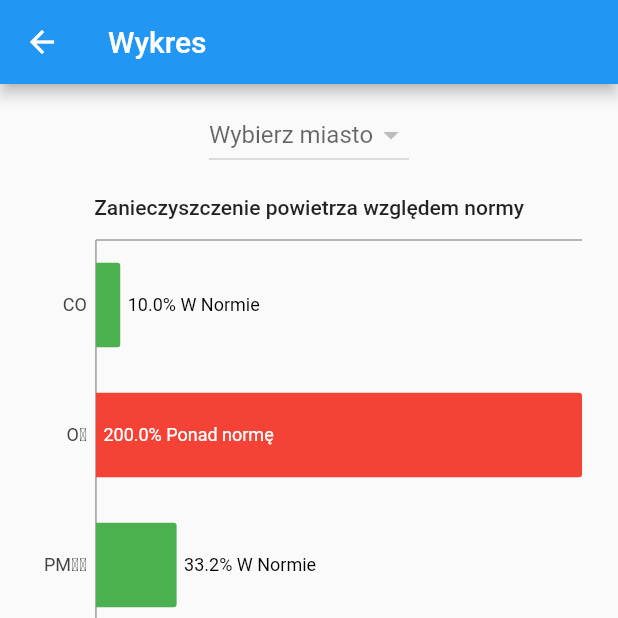
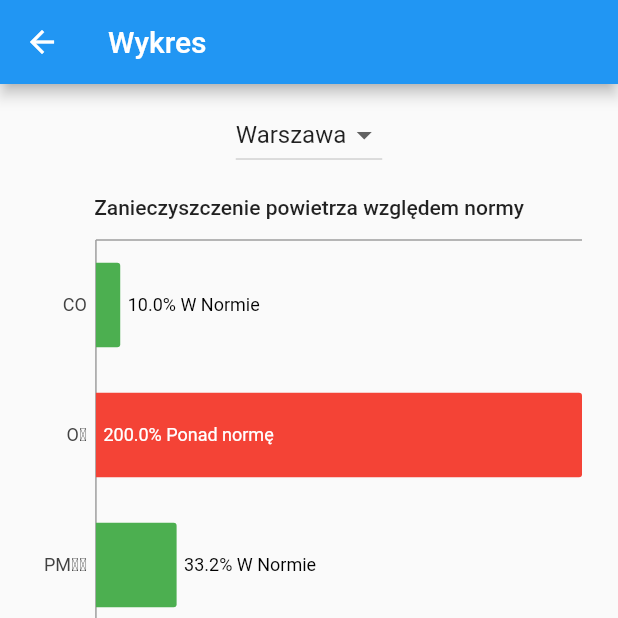
Before and after one commit to RafalKosowski/myearth, a Flutter app: the NewGraph screen opened directly, on a phone screen of 412 x 824 dp, the top half of it. Run offline on Flutter 3.47's test engine with Material 2 defaults, Android fonts, the phone set to English and light mode, and no system bars; our stand-ins replace charts_flutter, google_maps_flutter, location; accounts and stored records are empty.

```diff
--- a/lib/main.dart
+++ b/lib/main.dart
@@ -155,8 +155,17 @@ class _HomePage extends State<HomePage> {
         title: Text("My Earth"),
       ),
       body: Center(
-          child: Text("Home",
-              style: TextStyle(fontSize: 21, fontWeight: FontWeight.bold))),
+          child: ListView(
+            children: <Widget>[
+              Text("Lorem Ipsum jest tekstem stosowanym jako przykładowy wypełniacz w przemyśle poligraficznym. Został po raz pierwszy użyty w XV w. przez nieznanego drukarza do wypełnienia tekstem próbnej książki. Pięć wieków później zaczął być używany przemyśle elektronicznym, pozostając praktycznie niezmienionym. Spopularyzował się w latach 60. XX w. wraz z publikacją arkuszy Letrasetu, zawierających fragmenty Lorem Ipsum, a ostatnio z zawierającym różne wersje Lorem Ipsum oprogramowaniem przeznaczonym do realizacji druków na komputerach osobistych, jak Aldus PageMaker 1"),
+              Text("Element 2óżnych „kombinacji” zdań, słów i akapitów, w przeciwieństwie do zwykłego: „tekst, tekst, tekst”, sprawiającego, że wygląda to „zbyt czytelnie” po polsku. Wielu webmasterów i designerów używa Lorem Ipsum jako domyślnego modelu tekstu i wpisanie w internetowej wyszukiwarce ‘lorem ipsum’ spowoduje znalezienie bardzo wielu stron, które wciąż są w budowie. Wiele wersji tekstu ewoluowało i zmieniało się przez lata, czasem przez przypadek, czasem specjalnie (humorystyc"),
+              Text("Element óżnych „kombinacji” zdań, słów i akapitów, w przeciwieństwie do zwykłego: „tekst, tekst, tekst”, sprawiającego, że wygląda to „zbyt czytelnie” po polsku. Wielu webmasterów i designerów używa Lorem Ipsum jako domyślnego modelu tekstu i wpisanie w internetowej wyszukiwarce ‘lorem ipsum’ spowoduje znalezienie bardzo wielu stron, które wciąż są w budowie. Wiele wersji tekstu ewoluowało i zmieniało się przez lata, czasem przez przypadek, czasem specjalnie (humorystyc2"),
+              Text("Element 2"),
+              Text("Eleóżnych „kombinacji” zdań, słów i akapitów, w przeciwieństwie do zwykłego: „tekst, tekst, tekst”, sprawiającego, że wygląda to „zbyt czytelnie” po polsku. Wielu webmasterów i designerów używa Lorem Ipsum jako domyślnego modelu tekstu i wpisanie w internetowej wyszukiwarce ‘lorem ipsum’ spowoduje znalezienie bardzo wielu stron, które wciąż są w budowie. Wiele wersji tekstu ewoluowało i zmieniało się przez lata, czasem przez przypadek, czasem specjalnie (humorystycment 2"),
+              Text("Element 2"),
+              Text("Elóżnych „kombinacji” zdań, słów i akapitów, w przeciwieństwie do zwykłego: „tekst, tekst, tekst”, sprawiającego, że wygląda to „zbyt czytelnie” po polsku. Wielu webmasterów i designerów używa Lorem Ipsum jako domyślnego modelu tekstu i wpisanie w internetowej wyszukiwarce ‘lorem ipsum’ spowoduje znalezienie bardzo wielu stron, które wciąż są w budowie. Wiele wersji tekstu ewoluowało i zmieniało się przez lata, czasem przez przypadek, czasem specjalnie (humorystycement 2")
+            ],
+          ),),
       bottomNavigationBar: BottomNavigationBar(
         type: BottomNavigationBarType.fixed,
         items: <BottomNavigationBarItem>[
@@ -184,35 +193,112 @@ class _HomePage extends State<HomePage> {
 }
 
 
-class NewGraph extends StatelessWidget {
-  final List<DropdownMenuItem<int>> listDrop = [];
-  void loadData(){
-    listDrop.add(DropdownMenuItem(
-      child:Text("Warszawa"),
-      value: 1,
-    ));
-    listDrop.add(DropdownMenuItem(
-      child:Text("Kraków"),
-      value: 2,
-    ));
-    listDrop.add(DropdownMenuItem(
-      child:Text("Gdańsk"),
-      value: 3,
-    ));
+//graph
+class Company {
+  int id;
+  String name;
+
+  Company(this.id, this.name);
+
+  static List<Company> getCompanies() {
+    return <Company>[
+      Company(0, 'Warszawa'),
+      Company(1, 'Gdańsk'),
+      Company(2, 'Kraków'),
+      Company(3, 'Szczecin'),
+      Company(4, 'Poznań'),
+
+    ];
+  }
 }
 
-  final List<Smog> data = [
-    new Smog('CO', 1000.0,10000.0),
+class NewGraph extends StatefulWidget {
+  @override
+  _NewGraph createState() {
+    return new _NewGraph();
+  }
+}
+class _NewGraph extends State<NewGraph> {
+
+  int i=0;
+  final List<List<Smog>> data =
+  [
+    //'Warszawa'
+    [ new Smog('CO', 1000.0,10000.0),
       new Smog('O\u2083', 240.0, 120.0),
       new Smog('PM\u2081\u2080', 16.6,50.0),
       new Smog('PM\u2082\u0656\u2085  ', 27,25.0),
       new Smog('SO\u2082', 10.4,350),
       new Smog('NO\u2082', 19.8, 200),
+    ],
+    //'Gdańsk'
+    [ new Smog('CO', 10001.0,10000.0),
+      new Smog('O\u2083', 120.0, 120.0),
+      new Smog('PM\u2081\u2080', 50.0,50.0),
+      new Smog('PM\u2082\u0656\u2085  ', 20,25.0),
+      new Smog('SO\u2082', 10.4,350),
+      new Smog('NO\u2082', 19.8, 200),
+    ],
+    //'Kraków'
+    [ new Smog('CO', 11001.0,10000.0),
+      new Smog('O\u2083', 1205.0, 120.0),
+      new Smog('PM\u2081\u2080', 555.0,50.0),
+      new Smog('PM\u2082\u0656\u2085  ', 201,25.0),
+      new Smog('SO\u2082', 101.4,350),
+      new Smog('NO\u2082', 191.8, 200),
+    ],
+    //'Szczecin'
+    [ new Smog('CO', 1000.0,10000.0),
+      new Smog('O\u2083', 110.0, 120.0),
+      new Smog('PM\u2081\u2080', 40.0,50.0),
+      new Smog('PM\u2082\u0656\u2085  ', 10,25.0),
+      new Smog('SO\u2082', 11.4,350),
+      new Smog('NO\u2082', 13.8, 200),
+    ],
+    //'Poznań'
+    [ new Smog('CO', 1.0,10000.0),
+      new Smog('O\u2083', 1.0, 120.0),
+      new Smog('PM\u2081\u2080', 1.0,50.0),
+      new Smog('PM\u2082\u0656\u2085  ', 1,25.0),
+      new Smog('SO\u2082', 1.4,350),
+      new Smog('NO\u2082', 1.8, 200),
+    ],
   ];
+
+  List<Company> _companies = Company.getCompanies();
+  List<DropdownMenuItem<Company>> _dropdownMenuItems;
+  Company _selectedCompany;
+
+  @override
+  void initState() {
+    _dropdownMenuItems = buildDropdownMenuItems(_companies);
+    _selectedCompany = _dropdownMenuItems[0].value;
+    super.initState();
+  }
+
+  List<DropdownMenuItem<Company>> buildDropdownMenuItems(List companies) {
+    List<DropdownMenuItem<Company>> items = List();
+    for (Company company in companies) {
+      items.add(
+        DropdownMenuItem(
+          value: company,
+          child: Text(company.name),
+        ),
+      );
+    }
+    return items;
+  }
+
+  onChangeDropdownItem(Company selectedCompany) {
+    setState(() {
+      _selectedCompany = selectedCompany;
+      i=selectedCompany.id;
+    });
+  }
 
   @override
   Widget build(BuildContext context) {
-    loadData();
+
     return Scaffold(
       appBar: AppBar(title: Text("Wykres")),
       body: Center(
@@ -220,10 +306,15 @@ class NewGraph extends StatelessWidget {
             padding: EdgeInsets.all(10),
             child: Column(
                 children: <Widget>[
-                  DropdownButton(items: listDrop ,hint: Text("Wybierz miasto"), onChanged:null,),
+                  DropdownButton(
+                    value: _selectedCompany,
+                    items: _dropdownMenuItems,
+                    onChanged: onChangeDropdownItem,
+                  ),
+
                   Text(" "),
                   Text("Zanieczyszczenie powietrza względem normy", style: Theme.of(context).textTheme.body2,),
-                  HorizontalBarChart(data),
+                  HorizontalBarChart(data[i]),
                   Text(" "),
                   Text("Nazwy substancji"),
                   Text('CO - Tlenek węgla (norma: 10000 µg/m\u00B3)'),
@@ -241,7 +332,8 @@ class NewGraph extends StatelessWidget {
     );
   }
 }
-
+//end graph
+//map
 class NewMap extends StatelessWidget {
 
   GoogleMapController mapController;
@@ -280,7 +372,8 @@ class NewMap extends StatelessWidget {
     );
   }
 }
-
+//end map
+//W klasie NewPage4 w przyszłości wprowadzamy ziemię 3d z zmianami klimatycznymi
 class NewPage4 extends StatelessWidget {
 
   @override
@@ -288,11 +381,16 @@ class NewPage4 extends StatelessWidget {
     var userLocation = Provider.of<UserLocation>(context);
     return Scaffold(
       appBar: AppBar(
-        title: Text("Współrzędne"),
+        title: Text("Test Lokalizacji"),
       ),
       body: Center(
-          child: Text('Location: Lat${userLocation?.latitude}, Long: ${userLocation?.longitude}',
-              style: TextStyle(fontSize: 21, fontWeight: FontWeight.bold))),
+        child: ListView(
+          children: <Widget>[
+           Text("Testowanie lokalizacji. (W przyszłości ziemia 3d pokazująca zmiany klimatyczne na ziemi)"),
+          Text('Location: Lat${userLocation?.latitude}, Long: ${userLocation?.longitude}',
+          style: TextStyle(fontSize: 21, fontWeight: FontWeight.bold)),
+            ],
+        ),),
     );
   }
 }
```
Also changed, not shown: lib/route.dart (deleted, +0 -273 lines). Lines whose indentation alone changed are shown as unchanged.
